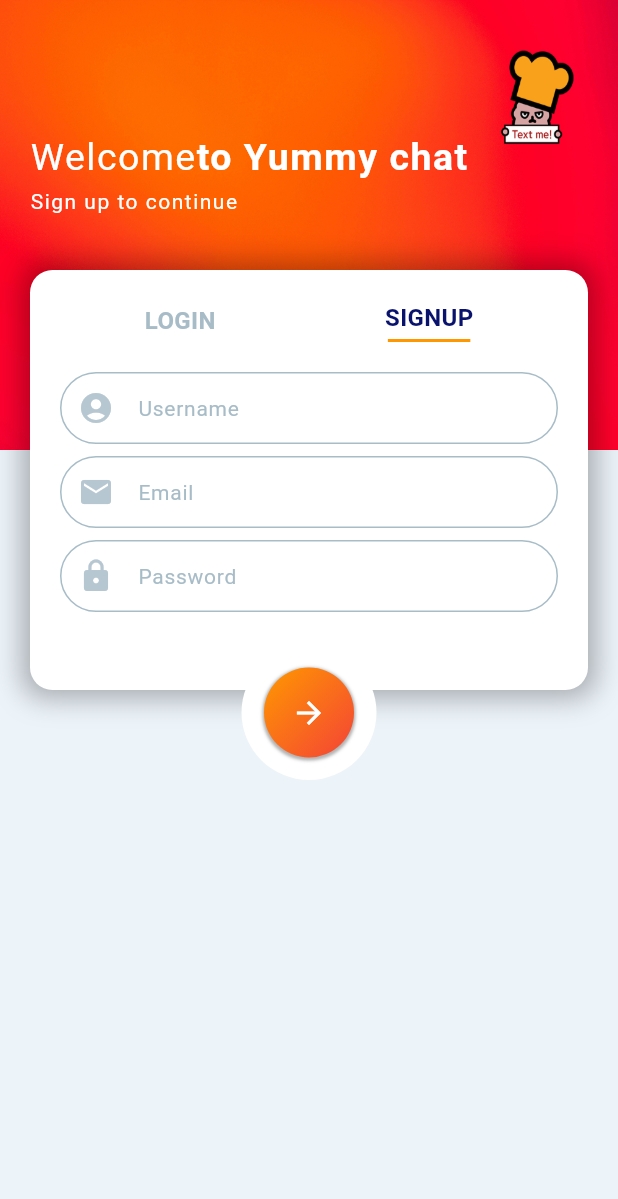
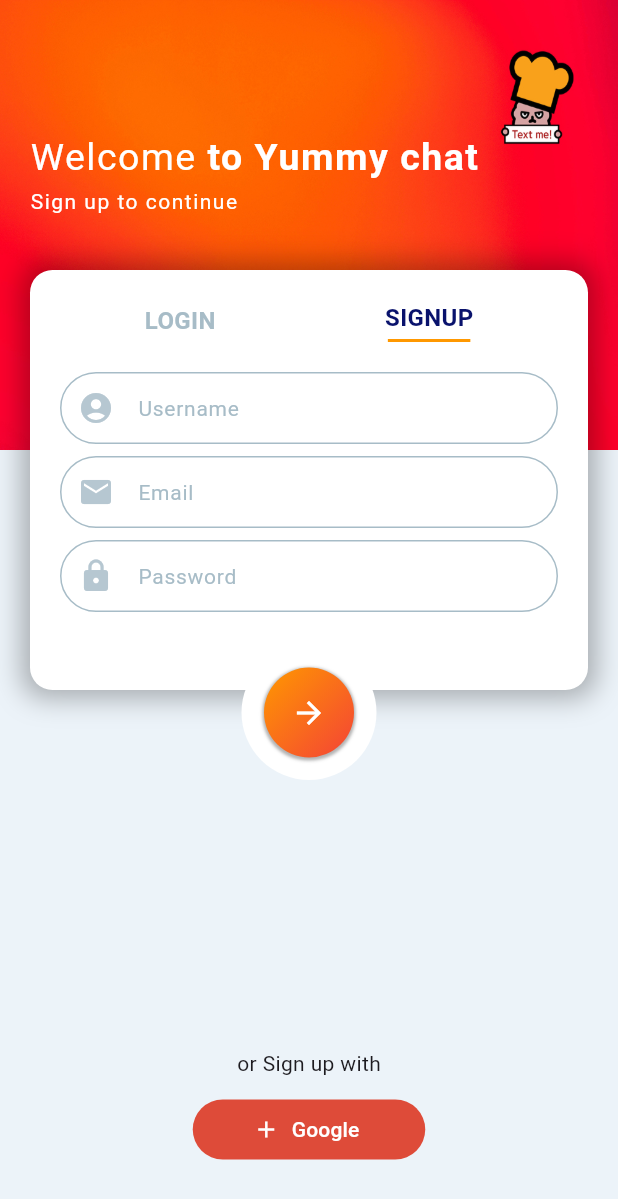
Before and after one commit to ha-ccoon/coonichat, a Flutter app: the screen it shows after launch, on a phone screen of 412 x 824 dp. Shown: the top 1199 px of the screen. Run offline on Flutter 3.47's test engine with Material 3 defaults, Android fonts, the phone set to English and light mode, and no system bars.

Commit message:
feat: create googleSignUp button

```diff
--- a/lib/screens/main_screen.dart
+++ b/lib/screens/main_screen.dart
@@ -38,7 +38,7 @@ class _LoginSignUpScreenState extends State<LoginSignUpScreen> {
                     RichText(
                       /// style texts
                       text: const TextSpan(
-                        text: 'Welcome',
+                        text: 'Welcome ',
                         style: TextStyle(
                           letterSpacing: 1.0,
                           fontSize: 25,
@@ -83,7 +83,7 @@ class _LoginSignUpScreenState extends State<LoginSignUpScreen> {
               height: 280.0,
 
               /// widget to rebuild automatically whenever any field of the MediaQueryData changes
-              /// in this case, devices
+              /// ex. MediaQuery.sizeOf and MediaQuery.paddingOf
               width: MediaQuery.of(context).size.width - 40,
               margin: const EdgeInsets.symmetric(horizontal: 20.0),
               decoration: BoxDecoration(
@@ -321,6 +321,32 @@ class _LoginSignUpScreenState extends State<LoginSignUpScreen> {
               ),
             ),
           ),
+
+          // googleSignup button
+          Positioned(
+              top: MediaQuery.of(context).size.height - 125,
+              right: 0,
+              left: 0,
+              child: Column(
+                children: [
+                  const Text('or Sign up with'),
+                  const SizedBox(
+                    height: 10,
+                  ),
+                  TextButton.icon(
+                    onPressed: () {},
+                    style: TextButton.styleFrom(
+                      primary: Colors.white,
+                      minimumSize: const Size(155, 40),
+                      shape: RoundedRectangleBorder(
+                          borderRadius: BorderRadius.circular(20)),
+                      backgroundColor: Palette.googleColor,
+                    ),
+                    icon: const Icon(Icons.add),
+                    label: const Text('Google'),
+                  ),
+                ],
+              )),
         ],
       ),
     );
```
